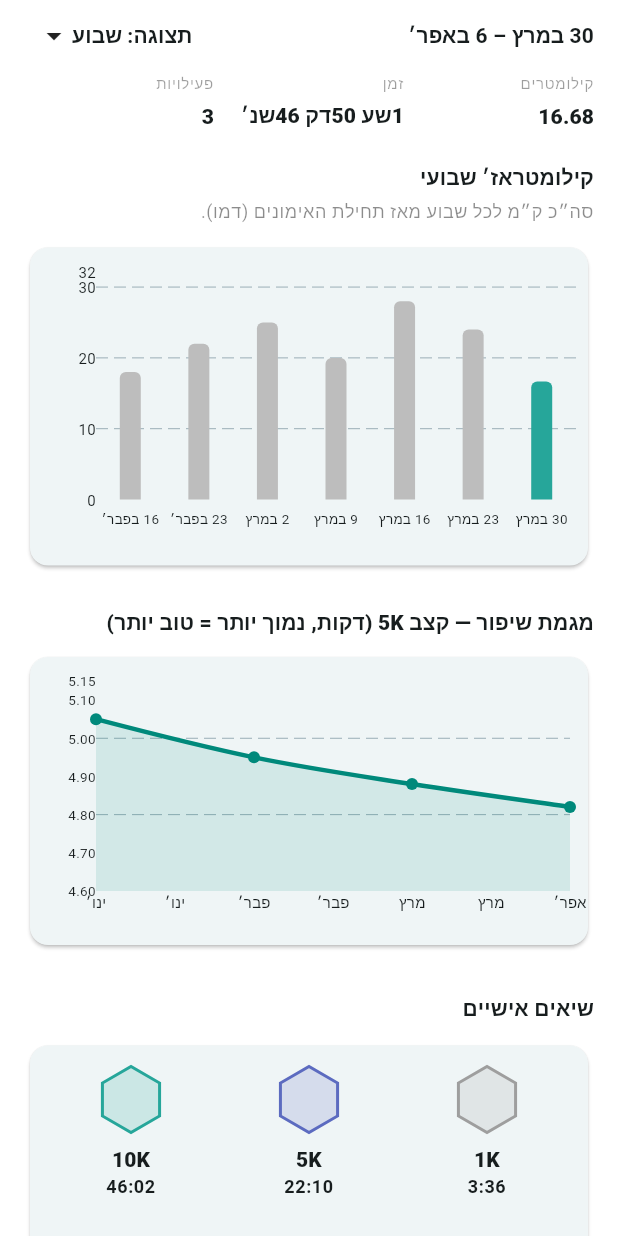
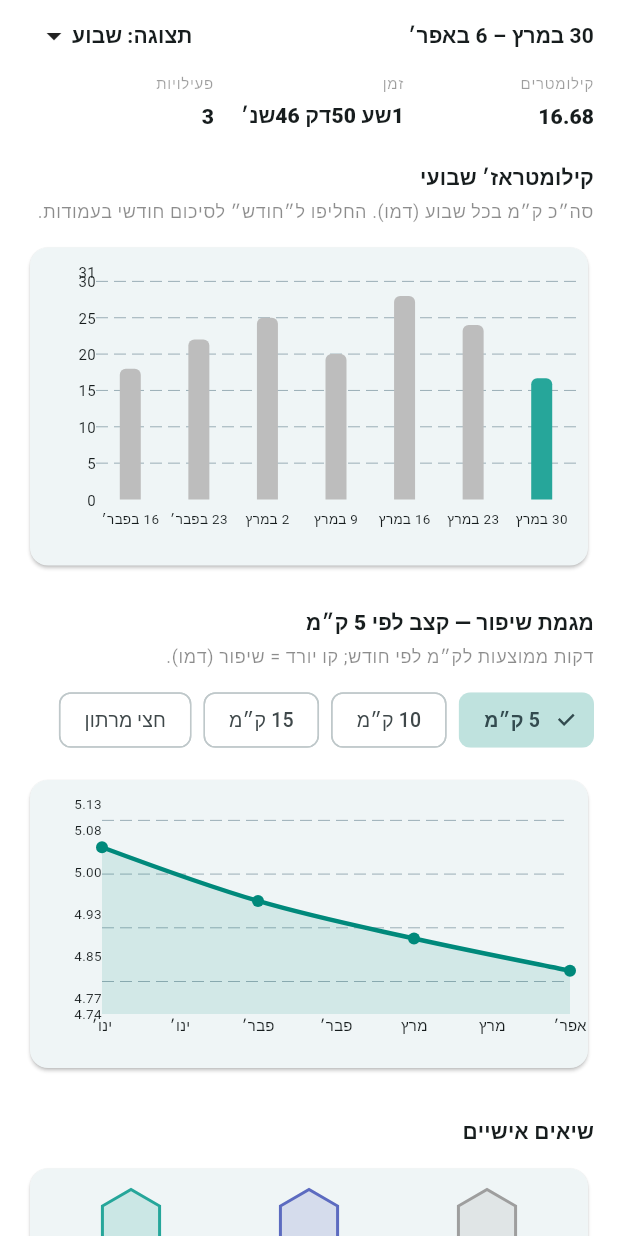
Before and after one commit to Itay-binder/TalRun, a Flutter app: the ActivitiesPerformanceTab widget shown alone on an empty page, opened directly, on a phone screen of 412 x 824 dp. Run offline on Flutter 3.47's test engine with Material 3 defaults, Android fonts, the phone set to English and light mode, and no system bars; drawn by our look-alikes of fl_chart; our stand-ins replace firebase_auth, firebase_core, go_router, google_sign_in, shared_preferences; accounts and stored records are empty.

Commit message:
feat(performance): בחירת מרחק במגמת קצב ונפח שבוע/חודש
Made-with: Cursor

```diff
--- a/lib/data/activities_demo.dart
+++ b/lib/data/activities_demo.dart
@@ -57,19 +57,32 @@ class DemoRaceResult {
   final String category;
 }
 
-/// נקודה בגרף שיפור (קצב ממוצע ל־5K בדקות).
+/// נקודה בגרף שיפור — קצב ממוצע בדקות לק״מ (נמוך = טוב יותר).
 class DemoPaceTrendPoint {
-  const DemoPaceTrendPoint(this.monthLabel, this.pace5kMinutes);
+  const DemoPaceTrendPoint(this.periodLabel, this.avgPaceMinPerKm);
 
-  final String monthLabel;
-  final double pace5kMinutes;
+  final String periodLabel;
+  final double avgPaceMinPerKm;
 }
 
-/// שבוע + קילומטראז׳.
-class DemoWeeklyKm {
-  const DemoWeeklyKm(this.weekStartLabel, this.km, {this.highlight = false});
+/// מרחק לבחירה במגמת שיפור (דמו).
+enum DemoTrendDistance {
+  km5(5.0, '5 ק״מ'),
+  km10(10.0, '10 ק״מ'),
+  km15(15.0, '15 ק״מ'),
+  kmHalf(21.1, 'חצי מרתון');
 
-  final String weekStartLabel;
+  const DemoTrendDistance(this.kmValue, this.labelHe);
+
+  final double kmValue;
+  final String labelHe;
+}
+
+/// עמודת נפח (שבוע או חודש) — ק״מ מצטבר.
+class DemoVolumeBar {
+  const DemoVolumeBar(this.label, this.km, {this.highlight = false});
+
+  final String label;
   final double km;
   final bool highlight;
 }
@@ -187,24 +200,58 @@ List<DemoRaceResult> demoRaceResults() {
   ];
 }
 
-List<DemoPaceTrendPoint> demoPaceTrend() {
+/// מגמת קצב לפי מרחק (דמו — חודשים זהים, ערכי קצב שונים).
+List<DemoPaceTrendPoint> demoPaceTrendFor(DemoTrendDistance d) {
+  return switch (d) {
+    DemoTrendDistance.km5 => const [
+        DemoPaceTrendPoint('ינו׳', 5.05),
+        DemoPaceTrendPoint('פבר׳', 4.95),
+        DemoPaceTrendPoint('מרץ', 4.88),
+        DemoPaceTrendPoint('אפר׳', 4.82),
+      ],
+    DemoTrendDistance.km10 => const [
+        DemoPaceTrendPoint('ינו׳', 5.38),
+        DemoPaceTrendPoint('פבר׳', 5.24),
+        DemoPaceTrendPoint('מרץ', 5.14),
+        DemoPaceTrendPoint('אפר׳', 5.06),
+      ],
+    DemoTrendDistance.km15 => const [
+        DemoPaceTrendPoint('ינו׳', 5.58),
+        DemoPaceTrendPoint('פבר׳', 5.48),
+        DemoPaceTrendPoint('מרץ', 5.38),
+        DemoPaceTrendPoint('אפר׳', 5.30),
+      ],
+    DemoTrendDistance.kmHalf => const [
+        DemoPaceTrendPoint('ינו׳', 5.82),
+        DemoPaceTrendPoint('פבר׳', 5.72),
+        DemoPaceTrendPoint('מרץ', 5.62),
+        DemoPaceTrendPoint('אפר׳', 5.52),
+      ],
+  };
+}
+
+/// קילומטראז׳ שבועי (כל עמודה = שבוע).
+List<DemoVolumeBar> demoWeeklyVolumeSeries() {
   return const [
-    DemoPaceTrendPoint('ינו׳', 5.05),
-    DemoPaceTrendPoint('פבר׳', 4.95),
-    DemoPaceTrendPoint('מרץ', 4.88),
-    DemoPaceTrendPoint('אפר׳', 4.82),
+    DemoVolumeBar('16 בפבר׳', 18),
+    DemoVolumeBar('23 בפבר׳', 22),
+    DemoVolumeBar('2 במרץ', 25),
+    DemoVolumeBar('9 במרץ', 20),
+    DemoVolumeBar('16 במרץ', 28),
+    DemoVolumeBar('23 במרץ', 24),
+    DemoVolumeBar('30 במרץ', 16.68, highlight: true),
   ];
 }
 
-List<DemoWeeklyKm> demoWeeklyKmSeries() {
-  return [
-    const DemoWeeklyKm('16 בפבר׳', 18),
-    const DemoWeeklyKm('23 בפבר׳', 22),
-    const DemoWeeklyKm('2 במרץ', 25),
-    const DemoWeeklyKm('9 במרץ', 20),
-    const DemoWeeklyKm('16 במרץ', 28),
-    const DemoWeeklyKm('23 במרץ', 24),
-    const DemoWeeklyKm('30 במרץ', 16.68, highlight: true),
+/// קילומטראז׳ חודשי (כל עמודה = חודש שלם).
+List<DemoVolumeBar> demoMonthlyVolumeSeries() {
+  return const [
+    DemoVolumeBar('נוב׳ 25', 72),
+    DemoVolumeBar('דצמ׳ 25', 88),
+    DemoVolumeBar('ינו׳ 26', 95),
+    DemoVolumeBar('פבר׳ 26', 102),
+    DemoVolumeBar('מרץ 26', 118),
+    DemoVolumeBar('אפר׳ 26', 42, highlight: true),
   ];
 }
 
@@ -232,6 +279,16 @@ DemoWeekPerformanceSummary demoCurrentWeekSummary() {
   );
 }
 
+/// סיכום חודש נוכחי (דמו) — כשהתצוגה היא לפי חודש.
+DemoWeekPerformanceSummary demoCurrentMonthSummary() {
+  return DemoWeekPerformanceSummary(
+    rangeLabel: 'אפריל 2026',
+    km: 42,
+    time: const Duration(hours: 5, minutes: 12, seconds: 10),
+    activityCount: 9,
+  );
+}
+
 String formatDurationHe(Duration d) {
   if (d.inHours > 0) {
     final m = d.inMinutes.remainder(60);
--- a/lib/screens/activities/activities_performance_tab.dart
+++ b/lib/screens/activities/activities_performance_tab.dart
@@ -14,18 +14,35 @@ class ActivitiesPerformanceTab extends StatefulWidget {
 }
 
 class _ActivitiesPerformanceTabState extends State<ActivitiesPerformanceTab> {
+  /// תצוגת נפח: עמודות שבועיות מול חודשיות.
   String _viewBy = 'שבוע';
+
+  /// מרחק לגרף מגמת הקצב.
+  DemoTrendDistance _trendDistance = DemoTrendDistance.km5;
 
   @override
   Widget build(BuildContext context) {
     final t = Theme.of(context).textTheme;
-    final summary = demoCurrentWeekSummary();
-    final weekly = demoWeeklyKmSeries();
-    final trend = demoPaceTrend();
+    final summary = _viewBy == 'שבוע'
+        ? demoCurrentWeekSummary()
+        : demoCurrentMonthSummary();
+    final volumeBars = _viewBy == 'שבוע'
+        ? demoWeeklyVolumeSeries()
+        : demoMonthlyVolumeSeries();
+    final trend = demoPaceTrendFor(_trendDistance);
     final prs = demoPersonalRecords();
     final races = demoRaceResults();
 
-    final maxKm = weekly.map((e) => e.km).reduce(math.max) * 1.15;
+    final maxKm = volumeBars.map((e) => e.km).reduce(math.max) * 1.12;
+    final gridIntervalKm = maxKm > 90 ? 20.0 : (maxKm > 45 ? 10.0 : 5.0);
+
+    final paceMin = trend.map((e) => e.avgPaceMinPerKm).reduce(math.min);
+    final paceMax = trend.map((e) => e.avgPaceMinPerKm).reduce(math.max);
+    final pad = math.max(0.06, (paceMax - paceMin) * 0.35);
+    final chartMinY = paceMin - pad;
+    final chartMaxY = paceMax + pad;
+    final paceAxisInterval =
+        ((chartMaxY - chartMinY) / 5).clamp(0.05, 0.5);
 
     return ListView(
       padding: const EdgeInsets.fromLTRB(16, 8, 16, 24),
@@ -86,12 +103,14 @@ class _ActivitiesPerformanceTabState extends State<ActivitiesPerformanceTab> {
         ),
         const SizedBox(height: 20),
         Text(
-          'קילומטראז׳ שבועי',
+          _viewBy == 'שבוע' ? 'קילומטראז׳ שבועי' : 'קילומטראז׳ חודשי',
           style: t.titleSmall?.copyWith(fontWeight: FontWeight.w800),
         ),
         const SizedBox(height: 4),
         Text(
-          'סה״כ ק״מ לכל שבוע מאז תחילת האימונים (דמו).',
+          _viewBy == 'שבוע'
+              ? 'סה״כ ק״מ בכל שבוע (דמו). החליפו ל״חודש״ לסיכום חודשי בעמודות.'
+              : 'סה״כ ק״מ בכל חודש (דמו). החליפו ל״שבוע״ לפירוט שבוע־אחר־שבוע.',
           style: t.bodySmall?.copyWith(color: Colors.black45, height: 1.3),
         ),
         const SizedBox(height: 12),
@@ -114,13 +133,13 @@ class _ActivitiesPerformanceTabState extends State<ActivitiesPerformanceTab> {
                         reservedSize: 36,
                         getTitlesWidget: (value, meta) {
                           final i = value.toInt();
-                          if (i < 0 || i >= weekly.length) {
+                          if (i < 0 || i >= volumeBars.length) {
                             return const SizedBox.shrink();
                           }
                           return Padding(
                             padding: const EdgeInsets.only(top: 6),
                             child: Text(
-                              weekly[i].weekStartLabel,
+                              volumeBars[i].label,
                               style: const TextStyle(fontSize: 9),
                               textAlign: TextAlign.center,
                             ),
@@ -132,7 +151,7 @@ class _ActivitiesPerformanceTabState extends State<ActivitiesPerformanceTab> {
                       sideTitles: SideTitles(
                         showTitles: true,
                         reservedSize: 36,
-                        interval: maxKm > 25 ? 10 : 5,
+                        interval: gridIntervalKm,
                         getTitlesWidget: (value, meta) => Text(
                           '${value.toInt()}',
                           style: const TextStyle(fontSize: 10),
@@ -145,11 +164,11 @@ class _ActivitiesPerformanceTabState extends State<ActivitiesPerformanceTab> {
                   gridData: FlGridData(
                     show: true,
                     drawVerticalLine: false,
-                    horizontalInterval: maxKm > 25 ? 10 : 5,
+                    horizontalInterval: gridIntervalKm,
                   ),
                   borderData: FlBorderData(show: false),
-                  barGroups: List.generate(weekly.length, (i) {
-                    final w = weekly[i];
+                  barGroups: List.generate(volumeBars.length, (i) {
+                    final w = volumeBars[i];
                     return BarChartGroupData(
                       x: i,
                       barRods: [
@@ -173,10 +192,35 @@ class _ActivitiesPerformanceTabState extends State<ActivitiesPerformanceTab> {
         ),
         const SizedBox(height: 24),
         Text(
-          'מגמת שיפור — קצב 5K (דקות, נמוך יותר = טוב יותר)',
+          'מגמת שיפור — קצב לפי ${_trendDistance.labelHe}',
           style: t.titleSmall?.copyWith(fontWeight: FontWeight.w800),
         ),
-        const SizedBox(height: 8),
+        const SizedBox(height: 4),
+        Text(
+          'דקות ממוצעות לק״מ לפי חודש; קו יורד = שיפור (דמו).',
+          style: t.bodySmall?.copyWith(color: Colors.black45, height: 1.3),
+        ),
+        const SizedBox(height: 10),
+        Wrap(
+          spacing: 8,
+          runSpacing: 8,
+          children: DemoTrendDistance.values.map((d) {
+            final selected = _trendDistance == d;
+            return ChoiceChip(
+              label: Text(d.labelHe),
+              selected: selected,
+              onSelected: (v) {
+                if (v) setState(() => _trendDistance = d);
+              },
+              selectedColor: const Color(0xFF00897B).withValues(alpha: 0.25),
+              labelStyle: TextStyle(
+                fontWeight: selected ? FontWeight.w700 : FontWeight.w500,
+                fontSize: 13,
+              ),
+            );
+          }).toList(),
+        ),
+        const SizedBox(height: 12),
         SizedBox(
           height: 200,
           child: Card(
@@ -187,8 +231,8 @@ class _ActivitiesPerformanceTabState extends State<ActivitiesPerformanceTab> {
                 LineChartData(
                   minX: 0,
                   maxX: (trend.length - 1).toDouble(),
-                  minY: 4.6,
-                  maxY: 5.15,
+                  minY: chartMinY,
+                  maxY: chartMaxY,
                   gridData: FlGridData(show: true, drawVerticalLine: false),
                   borderData: FlBorderData(show: false),
                   titlesData: FlTitlesData(
@@ -202,7 +246,7 @@ class _ActivitiesPerformanceTabState extends State<ActivitiesPerformanceTab> {
                             return const SizedBox.shrink();
                           }
                           return Text(
-                            trend[i].monthLabel,
+                            trend[i].periodLabel,
                             style: const TextStyle(fontSize: 10),
                           );
                         },
@@ -211,8 +255,8 @@ class _ActivitiesPerformanceTabState extends State<ActivitiesPerformanceTab> {
                     leftTitles: AxisTitles(
                       sideTitles: SideTitles(
                         showTitles: true,
-                        reservedSize: 32,
-                        interval: 0.1,
+                        reservedSize: 36,
+                        interval: paceAxisInterval,
                         getTitlesWidget: (value, meta) => Text(
                           value.toStringAsFixed(2),
                           style: const TextStyle(fontSize: 9),
@@ -226,7 +270,10 @@ class _ActivitiesPerformanceTabState extends State<ActivitiesPerformanceTab> {
                     LineChartBarData(
                       spots: List.generate(
                         trend.length,
-                        (i) => FlSpot(i.toDouble(), trend[i].pace5kMinutes),
+                        (i) => FlSpot(
+                          i.toDouble(),
+                          trend[i].avgPaceMinPerKm,
+                        ),
                       ),
                       isCurved: true,
                       color: const Color(0xFF00897B),
```
